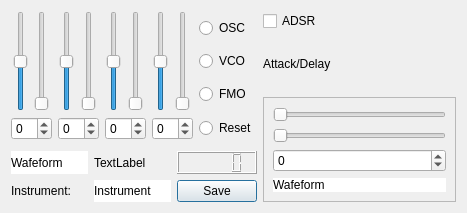
Old version of the form OceanGUI/spectrum_dialog_class.ui in the repository uglasmeyer/ocean.
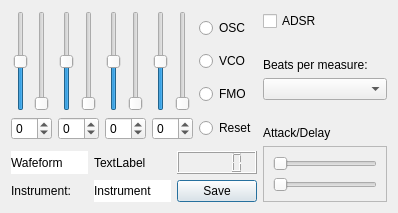
New version of the form.

```diff
--- a/OceanGUI/spectrum_dialog_class.ui
+++ b/OceanGUI/spectrum_dialog_class.ui
@@ -6,7 +6,7 @@
    <rect>
     <x>0</x>
     <y>0</y>
-    <width>467</width>
+    <width>398</width>
     <height>213</height>
    </rect>
   </property>
@@ -641,11 +641,30 @@
        </property>
       </widget>
      </item>
+     <item>
+      <widget class="QLabel" name="label_3">
+       <property name="text">
+        <string>Beats per measure:</string>
+       </property>
+       <property name="alignment">
+        <set>Qt::AlignmentFlag::AlignBottom|Qt::AlignmentFlag::AlignLeading|Qt::AlignmentFlag::AlignLeft</set>
+       </property>
+       <property name="wordWrap">
+        <bool>true</bool>
+       </property>
+      </widget>
+     </item>
+     <item>
+      <widget class="QComboBox" name="cb_bps"/>
+     </item>
      <item>
       <widget class="QLabel" name="label_2">
        <property name="text">
         <string>Attack/Delay</string>
        </property>
+       <property name="alignment">
+        <set>Qt::AlignmentFlag::AlignBottom|Qt::AlignmentFlag::AlignLeading|Qt::AlignmentFlag::AlignLeft</set>
+       </property>
       </widget>
      </item>
      <item>
@@ -674,469 +693,6 @@
           </property>
          </widget>
         </item>
-        <item>
-         <widget class="QSpinBox" name="sb_adsrwf">
-          <property name="wrapping">
-           <bool>true</bool>
-          </property>
-          <property name="maximum">
-           <number>8</number>
-          </property>
-         </widget>
-        </item>
-        <item>
-         <widget class="QLabel" name="lbl_adsrwf">
-          <property name="palette">
-           <palette>
-            <active>
-             <colorrole role="WindowText">
-              <brush brushstyle="SolidPattern">
-               <color alpha="255">
-                <red>0</red>
-                <green>0</green>
-                <blue>0</blue>
-               </color>
-              </brush>
-             </colorrole>
-             <colorrole role="Button">
-              <brush brushstyle="SolidPattern">
-               <color alpha="255">
-                <red>255</red>
-                <green>255</green>
-                <blue>255</blue>
-               </color>
-              </brush>
-             </colorrole>
-             <colorrole role="Light">
-              <brush brushstyle="SolidPattern">
-               <color alpha="255">
-                <red>255</red>
-                <green>255</green>
-                <blue>255</blue>
-               </color>
-              </brush>
-             </colorrole>
-             <colorrole role="Midlight">
-              <brush brushstyle="SolidPattern">
-               <color alpha="255">
-                <red>204</red>
-                <green>224</green>
-                <blue>248</blue>
-               </color>
-              </brush>
-             </colorrole>
-             <colorrole role="Dark">
-              <brush brushstyle="SolidPattern">
-               <color alpha="255">
-                <red>76</red>
-                <green>96</green>
-                <blue>120</blue>
-               </color>
-              </brush>
-             </colorrole>
-             <colorrole role="Mid">
-              <brush brushstyle="SolidPattern">
-               <color alpha="255">
-                <red>102</red>
-                <green>129</green>
-                <blue>161</blue>
-               </color>
-              </brush>
-             </colorrole>
-             <colorrole role="Text">
-              <brush brushstyle="SolidPattern">
-               <color alpha="255">
-                <red>0</red>
-                <green>0</green>
-                <blue>0</blue>
-               </color>
-              </brush>
-             </colorrole>
-             <colorrole role="BrightText">
-              <brush brushstyle="SolidPattern">
-               <color alpha="255">
-                <red>255</red>
-                <green>255</green>
-                <blue>255</blue>
-               </color>
-              </brush>
-             </colorrole>
-             <colorrole role="ButtonText">
-              <brush brushstyle="SolidPattern">
-               <color alpha="255">
-                <red>0</red>
-                <green>0</green>
-                <blue>0</blue>
-               </color>
-              </brush>
-             </colorrole>
-             <colorrole role="Base">
-              <brush brushstyle="SolidPattern">
-               <color alpha="255">
-                <red>255</red>
-                <green>255</green>
-                <blue>255</blue>
-               </color>
-              </brush>
-             </colorrole>
-             <colorrole role="Window">
-              <brush brushstyle="SolidPattern">
-               <color alpha="255">
-                <red>255</red>
-                <green>255</green>
-                <blue>255</blue>
-               </color>
-              </brush>
-             </colorrole>
-             <colorrole role="Shadow">
-              <brush brushstyle="SolidPattern">
-               <color alpha="255">
-                <red>0</red>
-                <green>0</green>
-                <blue>0</blue>
-               </color>
-              </brush>
-             </colorrole>
-             <colorrole role="AlternateBase">
-              <brush brushstyle="SolidPattern">
-               <color alpha="255">
-                <red>204</red>
-                <green>224</green>
-                <blue>248</blue>
-               </color>
-              </brush>
-             </colorrole>
-             <colorrole role="ToolTipBase">
-              <brush brushstyle="SolidPattern">
-               <color alpha="255">
-                <red>255</red>
-                <green>255</green>
-                <blue>220</blue>
-               </color>
-              </brush>
-             </colorrole>
-             <colorrole role="ToolTipText">
-              <brush brushstyle="SolidPattern">
-               <color alpha="255">
-                <red>0</red>
-                <green>0</green>
-                <blue>0</blue>
-               </color>
-              </brush>
-             </colorrole>
-             <colorrole role="PlaceholderText">
-              <brush brushstyle="SolidPattern">
-               <color alpha="127">
-                <red>0</red>
-                <green>0</green>
-                <blue>0</blue>
-               </color>
-              </brush>
-             </colorrole>
-            </active>
-            <inactive>
-             <colorrole role="WindowText">
-              <brush brushstyle="SolidPattern">
-               <color alpha="255">
-                <red>0</red>
-                <green>0</green>
-                <blue>0</blue>
-               </color>
-              </brush>
-             </colorrole>
-             <colorrole role="Button">
-              <brush brushstyle="SolidPattern">
-               <color alpha="255">
-                <red>255</red>
-                <green>255</green>
-                <blue>255</blue>
-               </color>
-              </brush>
-             </colorrole>
-             <colorrole role="Light">
-              <brush brushstyle="SolidPattern">
-               <color alpha="255">
-                <red>255</red>
-                <green>255</green>
-                <blue>255</blue>
-               </color>
-              </brush>
-             </colorrole>
-             <colorrole role="Midlight">
-              <brush brushstyle="SolidPattern">
-               <color alpha="255">
-                <red>202</red>
-                <green>202</green>
-                <blue>202</blue>
-               </color>
-              </brush>
-             </colorrole>
-             <colorrole role="Dark">
-              <brush brushstyle="SolidPattern">
-               <color alpha="255">
-                <red>159</red>
-                <green>159</green>
-                <blue>159</blue>
-               </color>
-              </brush>
-             </colorrole>
-             <colorrole role="Mid">
-              <brush brushstyle="SolidPattern">
-               <color alpha="255">
-                <red>184</red>
-                <green>184</green>
-                <blue>184</blue>
-               </color>
-              </brush>
-             </colorrole>
-             <colorrole role="Text">
-              <brush brushstyle="SolidPattern">
-               <color alpha="255">
-                <red>0</red>
-                <green>0</green>
-                <blue>0</blue>
-               </color>
-              </brush>
-             </colorrole>
-             <colorrole role="BrightText">
-              <brush brushstyle="SolidPattern">
-               <color alpha="255">
-                <red>255</red>
-                <green>255</green>
-                <blue>255</blue>
-               </color>
-              </brush>
-             </colorrole>
-             <colorrole role="ButtonText">
-              <brush brushstyle="SolidPattern">
-               <color alpha="255">
-                <red>0</red>
-                <green>0</green>
-                <blue>0</blue>
-               </color>
-              </brush>
-             </colorrole>
-             <colorrole role="Base">
-              <brush brushstyle="SolidPattern">
-               <color alpha="255">
-                <red>255</red>
-                <green>255</green>
-                <blue>255</blue>
-               </color>
-              </brush>
-             </colorrole>
-             <colorrole role="Window">
-              <brush brushstyle="SolidPattern">
-               <color alpha="255">
-                <red>255</red>
-                <green>255</green>
-                <blue>255</blue>
-               </color>
-              </brush>
-             </colorrole>
-             <colorrole role="Shadow">
-              <brush brushstyle="SolidPattern">
-               <color alpha="255">
-                <red>118</red>
-                <green>118</green>
-                <blue>118</blue>
-               </color>
-              </brush>
-             </colorrole>
-             <colorrole role="AlternateBase">
-              <brush brushstyle="SolidPattern">
-               <color alpha="255">
-                <red>247</red>
-                <green>247</green>
-                <blue>247</blue>
-               </color>
-              </brush>
-             </colorrole>
-             <colorrole role="ToolTipBase">
-              <brush brushstyle="SolidPattern">
-               <color alpha="255">
-                <red>255</red>
-                <green>255</green>
-                <blue>220</blue>
-               </color>
-              </brush>
-             </colorrole>
-             <colorrole role="ToolTipText">
-              <brush brushstyle="SolidPattern">
-               <color alpha="255">
-                <red>0</red>
-                <green>0</green>
-                <blue>0</blue>
-               </color>
-              </brush>
-             </colorrole>
-             <colorrole role="PlaceholderText">
-              <brush brushstyle="SolidPattern">
-               <color alpha="128">
-                <red>0</red>
-                <green>0</green>
-                <blue>0</blue>
-               </color>
-              </brush>
-             </colorrole>
-            </inactive>
-            <disabled>
-             <colorrole role="WindowText">
-              <brush brushstyle="SolidPattern">
-               <color alpha="255">
-                <red>76</red>
-                <green>96</green>
-                <blue>120</blue>
-               </color>
-              </brush>
-             </colorrole>
-             <colorrole role="Button">
-              <brush brushstyle="SolidPattern">
-               <color alpha="255">
-                <red>255</red>
-                <green>255</green>
-                <blue>255</blue>
-               </color>
-              </brush>
-             </colorrole>
-             <colorrole role="Light">
-              <brush brushstyle="SolidPattern">
-               <color alpha="255">
-                <red>255</red>
-                <green>255</green>
-                <blue>255</blue>
-               </color>
-              </brush>
-             </colorrole>
-             <colorrole role="Midlight">
-              <brush brushstyle="SolidPattern">
-               <color alpha="255">
-                <red>204</red>
-                <green>224</green>
-                <blue>248</blue>
-               </color>
-              </brush>
-             </colorrole>
-             <colorrole role="Dark">
-              <brush brushstyle="SolidPattern">
-               <color alpha="255">
-                <red>76</red>
-                <green>96</green>
-                <blue>120</blue>
-               </color>
-              </brush>
-             </colorrole>
-             <colorrole role="Mid">
-              <brush brushstyle="SolidPattern">
-               <color alpha="255">
-                <red>102</red>
-                <green>129</green>
-                <blue>161</blue>
-               </color>
-              </brush>
-             </colorrole>
-             <colorrole role="Text">
-              <brush brushstyle="SolidPattern">
-               <color alpha="255">
-                <red>76</red>
-                <green>96</green>
-                <blue>120</blue>
-               </color>
-              </brush>
-             </colorrole>
-             <colorrole role="BrightText">
-              <brush brushstyle="SolidPattern">
-               <color alpha="255">
-                <red>255</red>
-                <green>255</green>
-                <blue>255</blue>
-               </color>
-              </brush>
-             </colorrole>
-             <colorrole role="ButtonText">
-              <brush brushstyle="SolidPattern">
-               <color alpha="255">
-                <red>76</red>
-                <green>96</green>
-                <blue>120</blue>
-               </color>
-              </brush>
-             </colorrole>
-             <colorrole role="Base">
-              <brush brushstyle="SolidPattern">
-               <color alpha="255">
-                <red>255</red>
-                <green>255</green>
-                <blue>255</blue>
-               </color>
-              </brush>
-             </colorrole>
-             <colorrole role="Window">
-              <brush brushstyle="SolidPattern">
-               <color alpha="255">
-                <red>255</red>
-                <green>255</green>
-                <blue>255</blue>
-               </color>
-              </brush>
-             </colorrole>
-             <colorrole role="Shadow">
-              <brush brushstyle="SolidPattern">
-               <color alpha="255">
-                <red>177</red>
-                <green>177</green>
-                <blue>177</blue>
-               </color>
-              </brush>
-             </colorrole>
-             <colorrole role="AlternateBase">
-              <brush brushstyle="SolidPattern">
-               <color alpha="255">
-                <red>247</red>
-                <green>247</green>
-                <blue>247</blue>
-               </color>
-              </brush>
-             </colorrole>
-             <colorrole role="ToolTipBase">
-              <brush brushstyle="SolidPattern">
-               <color alpha="255">
-                <red>255</red>
-                <green>255</green>
-                <blue>220</blue>
-               </color>
-              </brush>
-             </colorrole>
-             <colorrole role="ToolTipText">
-              <brush brushstyle="SolidPattern">
-               <color alpha="255">
-                <red>0</red>
-                <green>0</green>
-                <blue>0</blue>
-               </color>
-              </brush>
-             </colorrole>
-             <colorrole role="PlaceholderText">
-              <brush brushstyle="SolidPattern">
-               <color alpha="128">
-                <red>0</red>
-                <green>0</green>
-                <blue>0</blue>
-               </color>
-              </brush>
-             </colorrole>
-            </disabled>
-           </palette>
-          </property>
-          <property name="styleSheet">
-           <string notr="true">background-color: rgb(255, 255, 255);
-font: 700 11pt &quot;Ubuntu&quot;;</string>
-          </property>
-          <property name="text">
-           <string>Wafeform</string>
-          </property>
-         </widget>
-        </item>
        </layout>
       </widget>
      </item>
```
